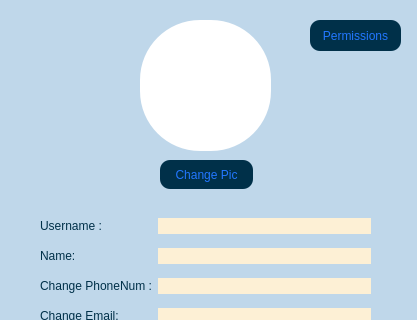
AP-projects-4001/jan-ghahve, file client/setting.ui: the form before one commit; both pictures show x 0 to 417 and y 0 to 320 of the 417 by 463 pixel window.
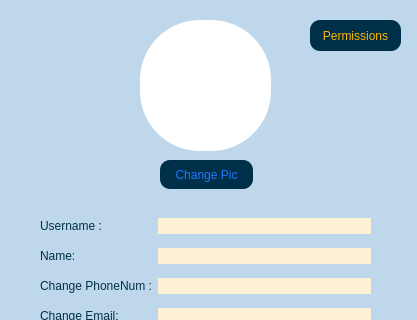
The form after the commit.

The edit to the form file:
```diff
--- a/client/setting.ui
+++ b/client/setting.ui
@@ -268,7 +268,7 @@
    <property name="styleSheet">
     <string notr="true">background-color:rgb(0, 48, 73);
 border-radius: 10px;
-color:rgb(34, 119, 255)</string>
+color:rgb(255, 183, 3);</string>
    </property>
    <property name="text">
     <string>Permissions</string>
```
